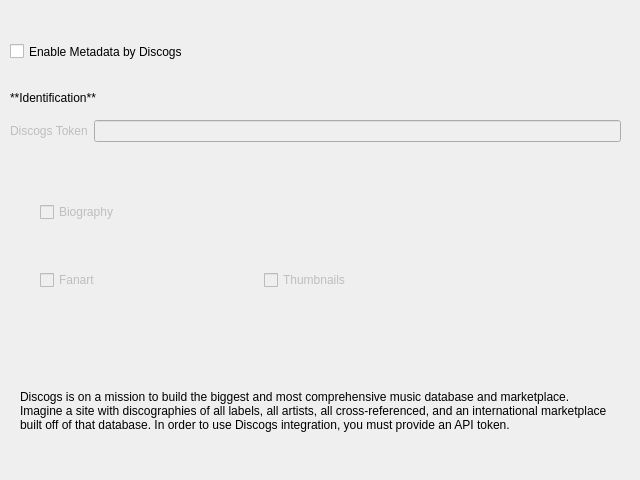
Before: the Qt Designer form nowplaying/resources/artistextras_discogs_ui.ui in e1miran/Now-Playing-Serato, drawn with Qt 5.
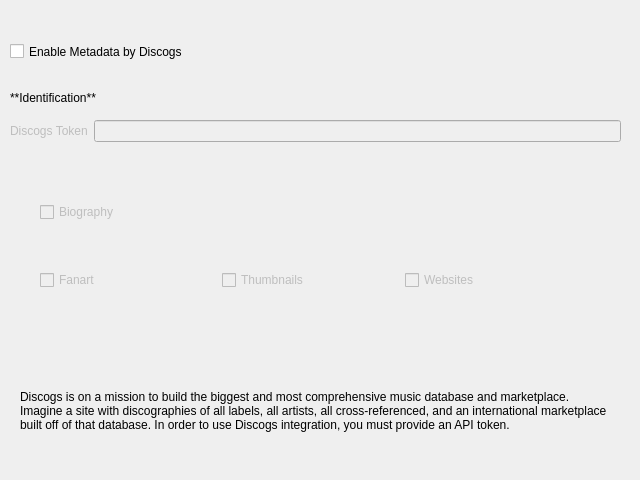
After: the same form once the commit is applied.

Diff of the .ui file:
```diff
--- a/nowplaying/resources/artistextras_discogs_ui.ui
+++ b/nowplaying/resources/artistextras_discogs_ui.ui
@@ -110,7 +110,7 @@
     <rect>
      <x>40</x>
      <y>240</y>
-     <width>441</width>
+     <width>541</width>
      <height>80</height>
     </rect>
    </property>
@@ -135,6 +135,16 @@
       </property>
      </widget>
     </item>
+    <item>
+     <widget class="QCheckBox" name="websites_checkbox">
+      <property name="enabled">
+       <bool>false</bool>
+      </property>
+      <property name="text">
+       <string>Websites</string>
+      </property>
+     </widget>
+    </item>
    </layout>
   </widget>
   <widget class="QCheckBox" name="bio_checkbox">
```
Left out of the diff: 16 changed lines with no effect on the pictures.
